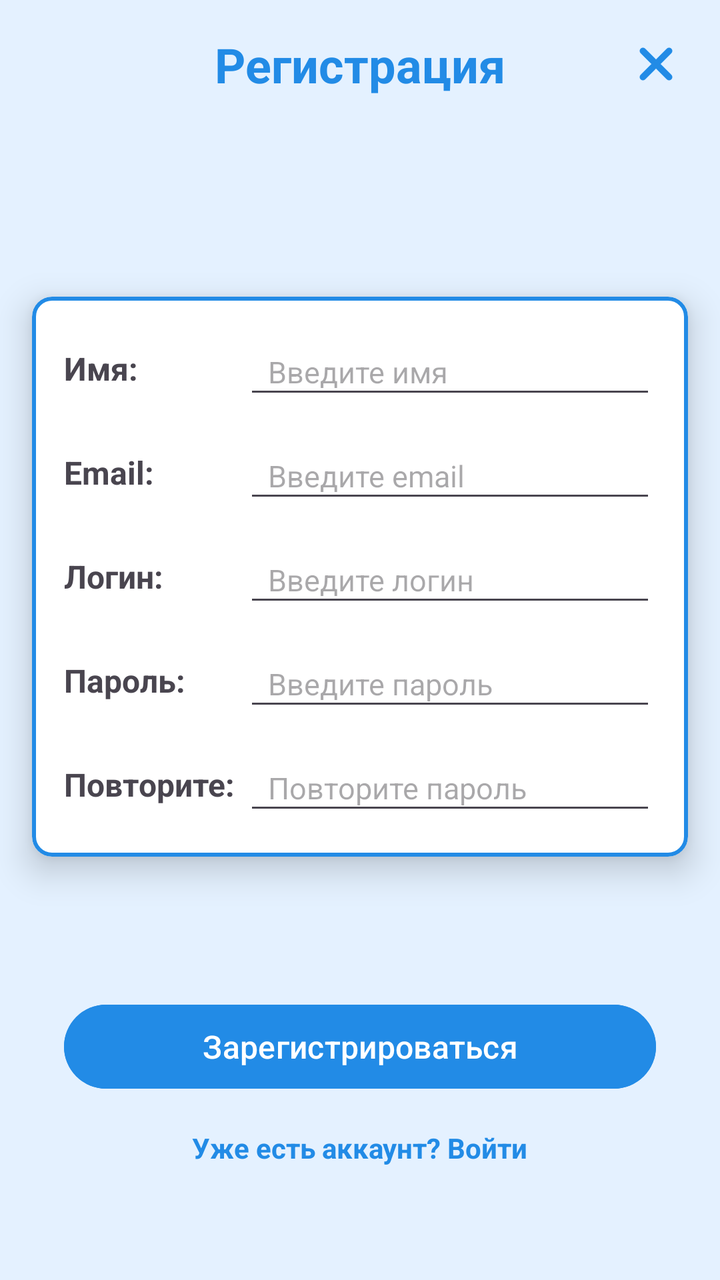
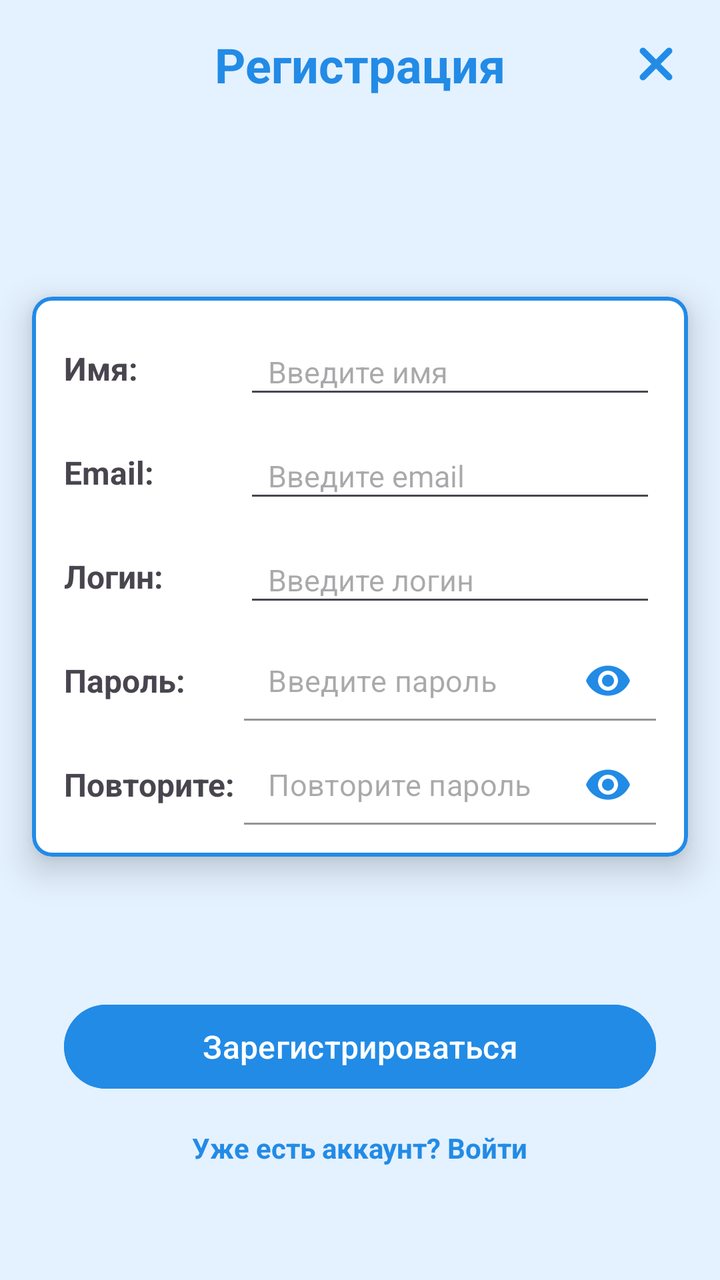

Two renders of the same Android screen: before a commit and after it. Below are the layout's source before the change and the commit's diff.
<!-- AndroidManifest.xml: application theme Theme.MyCar -->
<!-- res/layout/activity_main_register.xml -->
<?xml version="1.0" encoding="utf-8"?>
<ScrollView xmlns:android="http://schemas.android.com/apk/res/android"
    xmlns:app="http://schemas.android.com/apk/res-auto"
    xmlns:tools="http://schemas.android.com/tools"
    android:layout_width="match_parent"
    android:layout_height="match_parent"
    android:background="#E4F1FF"
    android:fillViewport="true"
    tools:context=".RegisterActivity">

    <androidx.constraintlayout.widget.ConstraintLayout
        android:layout_width="match_parent"
        android:layout_height="wrap_content"
        android:paddingBottom="24dp">

        <ImageView
            android:id="@+id/imageViewCancel"
            android:layout_width="32dp"
            android:layout_height="32dp"
            android:layout_marginTop="16dp"
            android:layout_marginEnd="16dp"
            android:clickable="true"
            android:focusable="true"
            android:src="@drawable/cancel"
            app:layout_constraintEnd_toEndOf="parent"
            app:layout_constraintTop_toTopOf="parent" />

        <TextView
            android:id="@+id/textViewTitle"
            android:layout_width="wrap_content"
            android:layout_height="wrap_content"
            android:layout_marginTop="16dp"
            android:text="Регистрация"
            android:textColor="#228BE6"
            android:textSize="24sp"
            android:textStyle="bold"
            app:layout_constraintEnd_toEndOf="parent"
            app:layout_constraintStart_toStartOf="parent"
            app:layout_constraintTop_toTopOf="parent" />

        <com.google.android.material.card.MaterialCardView
            android:id="@+id/registerCardView"
            android:layout_width="0dp"
            android:layout_height="wrap_content"
            android:layout_marginStart="16dp"
            android:layout_marginTop="100dp"
            android:layout_marginEnd="16dp"
            app:cardBackgroundColor="@android:color/white"
            app:cardCornerRadius="10dp"
            app:cardElevation="10dp"
            app:layout_constraintEnd_toEndOf="parent"
            app:layout_constraintStart_toStartOf="parent"
            app:layout_constraintTop_toBottomOf="@+id/textViewTitle"
            app:strokeColor="#228BE6"
            app:strokeWidth="2dp">

            <LinearLayout
                android:layout_width="match_parent"
                android:layout_height="wrap_content"
                android:orientation="vertical"
                android:padding="16dp">

                <LinearLayout
                    android:layout_width="match_parent"
                    android:layout_height="wrap_content"
                    android:gravity="center_vertical"
                    android:orientation="horizontal">

                    <TextView
                        android:layout_width="90dp"
                        android:layout_height="wrap_content"
                        android:text="Имя:"
                        android:textSize="16sp"
                        android:textStyle="bold" />

                    <EditText
                        android:id="@+id/editTextFullName"
                        android:layout_width="0dp"
                        android:layout_height="40dp"
                        android:layout_weight="1"
                        android:hint="Введите имя"
                        android:paddingStart="12dp"
                        android:textSize="15sp" />
                </LinearLayout>

                <LinearLayout
                    android:layout_width="match_parent"
                    android:layout_height="wrap_content"
                    android:layout_marginTop="12dp"
                    android:gravity="center_vertical"
                    android:orientation="horizontal">

                    <TextView
                        android:layout_width="90dp"
                        android:layout_height="wrap_content"
                        android:text="Email:"
                        android:textSize="16sp"
                        android:textStyle="bold" />

                    <EditText
                        android:id="@+id/editTextEmail"
                        android:layout_width="0dp"
                        android:layout_height="40dp"
                        android:layout_weight="1"
                        android:hint="Введите email"
                        android:inputType="textEmailAddress"
                        android:paddingStart="12dp"
                        android:textSize="15sp" />
                </LinearLayout>

                <LinearLayout
                    android:layout_width="match_parent"
                    android:layout_height="wrap_content"
                    android:layout_marginTop="12dp"
                    android:gravity="center_vertical"
                    android:orientation="horizontal">

                    <TextView
                        android:layout_width="90dp"
                        android:layout_height="wrap_content"
                        android:text="Логин:"
                        android:textSize="16sp"
                        android:textStyle="bold" />

                    <EditText
                        android:id="@+id/editTextUsername"
                        android:layout_width="0dp"
                        android:layout_height="40dp"
                        android:layout_weight="1"
                        android:hint="Введите логин"
                        android:paddingStart="12dp"
                        android:textSize="15sp" />
                </LinearLayout>

                <LinearLayout
                    android:layout_width="match_parent"
                    android:layout_height="wrap_content"
                    android:layout_marginTop="12dp"
                    android:gravity="center_vertical"
                    android:orientation="horizontal">

                    <TextView
                        android:layout_width="90dp"
                        android:layout_height="wrap_content"
                        android:text="Пароль:"
                        android:textSize="16sp"
                        android:textStyle="bold" />

                    <EditText
                        android:id="@+id/editTextPassword"
                        android:layout_width="0dp"
                        android:layout_height="40dp"
                        android:layout_weight="1"
                        android:hint="Введите пароль"
                        android:inputType="textPassword"
                        android:paddingStart="12dp"
                        android:textSize="15sp" />
                </LinearLayout>

                <LinearLayout
                    android:layout_width="match_parent"
                    android:layout_height="wrap_content"
                    android:layout_marginTop="12dp"
                    android:gravity="center_vertical"
                    android:orientation="horizontal">

                    <TextView
                        android:layout_width="90dp"
                        android:layout_height="wrap_content"
                        android:text="Повторите:"
                        android:textSize="16sp"
                        android:textStyle="bold" />

                    <EditText
                        android:id="@+id/editTextConfirmPassword"
                        android:layout_width="0dp"
                        android:layout_height="40dp"
                        android:layout_weight="1"
                        android:hint="Повторите пароль"
                        android:inputType="textPassword"
                        android:paddingStart="12dp"
                        android:textSize="15sp" />
                </LinearLayout>

            </LinearLayout>
        </com.google.android.material.card.MaterialCardView>

        <Button
            android:id="@+id/buttonRegister"
            android:layout_width="0dp"
            android:layout_height="50dp"
            android:layout_marginStart="32dp"
            android:layout_marginTop="70dp"
            android:layout_marginEnd="32dp"
            android:backgroundTint="#228BE6"
            android:text="Зарегистрироваться"
            android:textSize="16sp"
            app:layout_constraintEnd_toEndOf="parent"
            app:layout_constraintStart_toStartOf="parent"
            app:layout_constraintTop_toBottomOf="@+id/registerCardView" />

        <TextView
            android:id="@+id/textViewLogin"
            android:layout_width="wrap_content"
            android:layout_height="wrap_content"
            android:layout_marginTop="16dp"
            android:clickable="true"
            android:focusable="true"
            android:text="Уже есть аккаунт? Войти"
            android:textColor="#228BE6"
            android:textSize="14sp"
            android:textStyle="bold"
            app:layout_constraintEnd_toEndOf="parent"
            app:layout_constraintStart_toStartOf="parent"
            app:layout_constraintTop_toBottomOf="@+id/buttonRegister" />

        <FrameLayout
            android:id="@+id/progressOverlay"
            android:layout_width="match_parent"
            android:layout_height="match_parent"
            android:background="#40E4F1FF"
            android:elevation="10dp"
            android:visibility="gone">
            <ProgressBar
                android:layout_width="64dp"
                android:layout_height="64dp"
                android:layout_gravity="center"
                android:indeterminateTint="#228BE6" />
        </FrameLayout>

    </androidx.constraintlayout.widget.ConstraintLayout>
</ScrollView>
<!-- resources referenced by this layout -->
<resources>
  <!-- drawable cancel: png bitmap (drawable, 43065 bytes) -->
  <style name="Theme.MyCar" parent="Base.Theme.MyCar" />
  <style name="Base.Theme.MyCar" parent="Theme.Material3.DayNight.NoActionBar">
          <item name="colorPrimary">@color/my_home_bar_color</item>
          <item name="colorSecondary">@color/my_home_bar_color</item>
          <item name="android:statusBarColor">@color/my_status_bar_color</item>
          <item name="android:navigationBarColor">@color/my_status_bar_color</item>
          <item name="android:windowAnimationStyle">@style/ActivityAnimation</item>
      </style>
  <color name="my_home_bar_color">#228BE6</color>
  <color name="my_status_bar_color">#E4F1FF</color>
  <style name="ActivityAnimation" parent="@android:style/Animation.Activity">
          <item name="android:activityOpenEnterAnimation">@anim/slide_in_right</item>
          <item name="android:activityOpenExitAnimation">@anim/slide_out_left</item>
          <item name="android:activityCloseEnterAnimation">@anim/slide_in_left</item>
          <item name="android:activityCloseExitAnimation">@anim/slide_out_right</item>
      </style>
</resources>

<!-- the commit's change to res/layout/activity_main_register.xml (unified diff, before → after) -->
@@ -146,15 +146,32 @@
                         android:textSize="16sp"
                         android:textStyle="bold" />
 
-                    <EditText
-                        android:id="@+id/editTextPassword"
-                        android:layout_width="0dp"
-                        android:layout_height="40dp"
-                        android:layout_weight="1"
-                        android:hint="Введите пароль"
-                        android:inputType="textPassword"
-                        android:paddingStart="12dp"
-                        android:textSize="15sp" />
+                    <com.google.android.material.textfield.TextInputLayout
+                        android:layout_width="0dp"
+                        android:layout_height="40dp"
+                        android:layout_weight="1"
+                        app:passwordToggleEnabled="true"
+                        app:passwordToggleTint="#228BE6"
+                        style="@style/Widget.MaterialComponents.TextInputLayout.FilledBox"
+                        app:boxBackgroundColor="@android:color/white"
+                        app:boxStrokeColor="@android:color/transparent"
+                        app:hintEnabled="false">
+
+                        <com.google.android.material.textfield.TextInputEditText
+                            android:id="@+id/editTextPassword"
+                            android:layout_width="match_parent"
+                            android:layout_height="40dp"
+                            android:background="@android:color/white"
+                            android:hint="Введите пароль"
+                            android:inputType="textPassword"
+                            android:paddingStart="12dp"
+                            android:paddingEnd="48dp"
+                            android:paddingTop="0dp"
+                            android:paddingBottom="0dp"
+                            android:gravity="center_vertical"
+                            android:textSize="15sp" />
+
+                    </com.google.android.material.textfield.TextInputLayout>
                 </LinearLayout>
 
                 <LinearLayout
@@ -171,15 +188,32 @@
                         android:textSize="16sp"
                         android:textStyle="bold" />
 
-                    <EditText
-                        android:id="@+id/editTextConfirmPassword"
-                        android:layout_width="0dp"
-                        android:layout_height="40dp"
-                        android:layout_weight="1"
-                        android:hint="Повторите пароль"
-                        android:inputType="textPassword"
-                        android:paddingStart="12dp"
-                        android:textSize="15sp" />
+                    <com.google.android.material.textfield.TextInputLayout
+                        android:layout_width="0dp"
+                        android:layout_height="40dp"
+                        android:layout_weight="1"
+                        app:passwordToggleEnabled="true"
+                        app:passwordToggleTint="#228BE6"
+                        style="@style/Widget.MaterialComponents.TextInputLayout.FilledBox"
+                        app:boxBackgroundColor="@android:color/white"
+                        app:boxStrokeColor="@android:color/transparent"
+                        app:hintEnabled="false">
+
+                        <com.google.android.material.textfield.TextInputEditText
+                            android:id="@+id/editTextConfirmPassword"
+                            android:layout_width="match_parent"
+                            android:layout_height="40dp"
+                            android:background="@android:color/white"
+                            android:hint="Повторите пароль"
+                            android:inputType="textPassword"
+                            android:paddingStart="12dp"
+                            android:paddingEnd="48dp"
+                            android:paddingTop="0dp"
+                            android:paddingBottom="0dp"
+                            android:gravity="center_vertical"
+                            android:textSize="15sp" />
+
+                    </com.google.android.material.textfield.TextInputLayout>
                 </LinearLayout>
 
             </LinearLayout>
